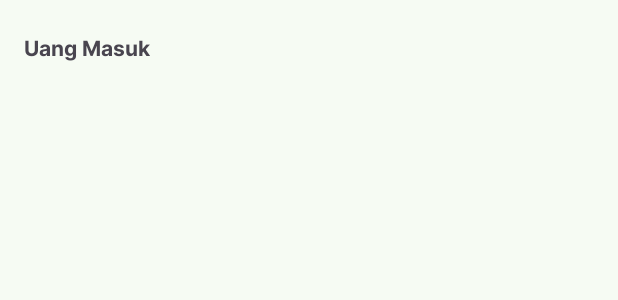
After one commit to notsatria/pos-app-nutapos, an Android app: the layout fragment_input_uang_masuk.xml on its own in the app's theme, with its tools: preview values and no code run, on a phone screen of 412 x 824 dp. The commit adds this screen. Shown: the top 300 px of the screen. Run offline under Robolectric (Android 15) with nearby library versions, the phone set to English and light mode, and no system bars.

Commit message:
feat: add navigation to InputUangMasukFragment

```diff
--- a/app/src/main/java/com/notsatria/posapp/ui/main/MainActivity.kt
+++ b/app/src/main/java/com/notsatria/posapp/ui/main/MainActivity.kt
@@ -5,6 +5,7 @@ import androidx.activity.enableEdgeToEdge
 import androidx.appcompat.app.AppCompatActivity
 import androidx.core.view.ViewCompat
 import androidx.core.view.WindowInsetsCompat
+import androidx.fragment.app.Fragment
 import com.notsatria.posapp.R
 import com.notsatria.posapp.databinding.ActivityMainBinding
 import com.notsatria.posapp.models.Transaction
--- /dev/null
+++ b/app/src/main/res/drawable/ic_back.xml
@@ -0,0 +1,5 @@
+<vector xmlns:android="http://schemas.android.com/apk/res/android" android:autoMirrored="true" android:height="24dp" android:tint="#000000" android:viewportHeight="24" android:viewportWidth="24" android:width="24dp">
+
+    <path android:fillColor="@android:color/white" android:pathData="M20,11H7.83l5.59,-5.59L12,4l-8,8 8,8 1.41,-1.41L7.83,13H20v-2z"/>
+
+</vector>
--- a/app/src/main/res/layout/fragment_daftar_uang_masuk.xml
+++ b/app/src/main/res/layout/fragment_daftar_uang_masuk.xml
@@ -67,10 +67,13 @@
             app:layout_constraintBottom_toBottomOf="parent" />
 
         <TextView
+            android:id="@+id/btnBuatTransaksi"
             style="@style/Inter.Bold"
             android:layout_width="wrap_content"
             android:layout_height="wrap_content"
             android:background="?android:attr/selectableItemBackground"
+            android:clickable="true"
+            android:focusable="true"
             android:padding="16dp"
             android:text="Buat Transaksi Masuk"
             android:textColor="@color/md_theme_primary"
--- /dev/null
+++ b/app/src/main/res/layout/fragment_input_uang_masuk.xml
@@ -0,0 +1,30 @@
+<?xml version="1.0" encoding="utf-8"?>
+<FrameLayout xmlns:android="http://schemas.android.com/apk/res/android"
+    xmlns:tools="http://schemas.android.com/tools"
+    xmlns:app="http://schemas.android.com/apk/res-auto"
+    android:layout_width="match_parent"
+    android:layout_height="match_parent"
+    tools:context=".ui.main.InputUangMasukFragment">
+
+    <androidx.constraintlayout.widget.ConstraintLayout
+        android:layout_width="match_parent"
+        android:layout_height="match_parent">
+
+        <androidx.appcompat.widget.Toolbar
+            android:id="@+id/toolbar"
+            android:layout_width="match_parent"
+            android:layout_height="wrap_content"
+            android:background="?attr/colorPrimary"
+            android:backgroundTint="@color/md_theme_surface"
+            android:elevation="2dp"
+            android:minHeight="?attr/actionBarSize"
+            android:theme="?attr/actionBarTheme"
+            app:layout_constraintEnd_toEndOf="parent"
+            app:layout_constraintStart_toStartOf="parent"
+            app:layout_constraintTop_toTopOf="parent"
+            app:title="Uang Masuk"
+            app:titleTextAppearance="@style/Inter.Bold" />
+
+    </androidx.constraintlayout.widget.ConstraintLayout>
+
+</FrameLayout>
```
Also changed, not shown: app/src/main/java/com/notsatria/posapp/ui/main/DaftarUangMasukFragment.kt (+12 -0 lines), app/src/main/java/com/notsatria/posapp/ui/main/InputUangMasukFragment.kt (added, +36 -0 lines).
